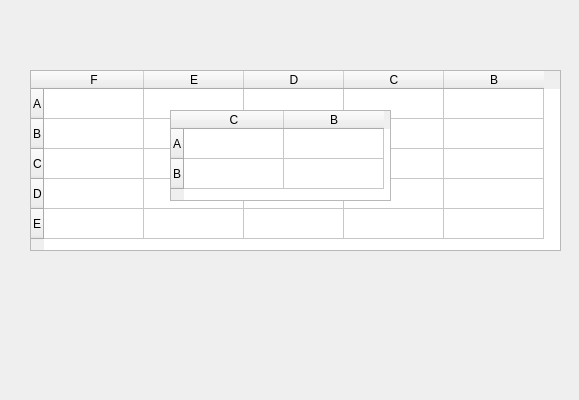
Qt form observationtable.ui (University-of-Utah-CS3505/a9-edu-app-DDDragonz) before a commit.
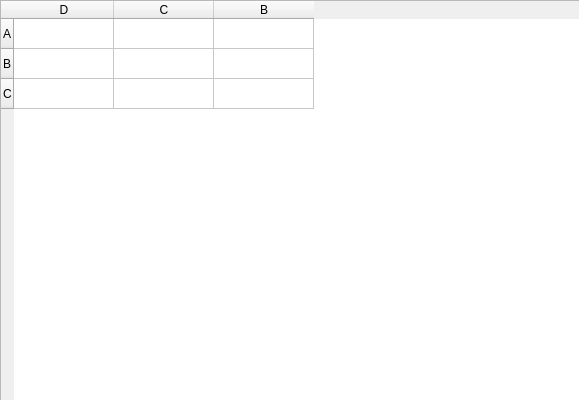
The same form after that commit.

Commit message: Updated observation table ui design

```diff
--- a/observationtable.ui
+++ b/observationtable.ui
@@ -11,15 +11,15 @@
    </rect>
   </property>
   <property name="windowTitle">
-   <string>Form</string>
+   <string>Observation Table</string>
   </property>
   <widget class="QTableWidget" name="levelOneTable">
    <property name="geometry">
     <rect>
-     <x>170</x>
-     <y>110</y>
-     <width>221</width>
-     <height>91</height>
+     <x>0</x>
+     <y>0</y>
+     <width>581</width>
+     <height>401</height>
     </rect>
    </property>
    <row>
@@ -126,10 +126,10 @@
   <widget class="QTableWidget" name="levelTwoTable">
    <property name="geometry">
     <rect>
-     <x>120</x>
-     <y>90</y>
-     <width>321</width>
-     <height>121</height>
+     <x>0</x>
+     <y>0</y>
+     <width>581</width>
+     <height>401</height>
     </rect>
    </property>
    <row>
@@ -343,10 +343,10 @@
   <widget class="QTableWidget" name="levelThreeTable">
    <property name="geometry">
     <rect>
-     <x>70</x>
-     <y>80</y>
-     <width>421</width>
-     <height>151</height>
+     <x>0</x>
+     <y>0</y>
+     <width>581</width>
+     <height>401</height>
     </rect>
    </property>
    <row>
@@ -677,10 +677,10 @@
   <widget class="QTableWidget" name="levelFourTable">
    <property name="geometry">
     <rect>
-     <x>30</x>
-     <y>70</y>
-     <width>531</width>
-     <height>181</height>
+     <x>0</x>
+     <y>0</y>
+     <width>571</width>
+     <height>401</height>
     </rect>
    </property>
    <row>
@@ -1138,10 +1138,10 @@
     </property>
    </item>
   </widget>
-  <zorder>levelTwoTable</zorder>
   <zorder>levelThreeTable</zorder>
   <zorder>levelFourTable</zorder>
   <zorder>levelOneTable</zorder>
+  <zorder>levelTwoTable</zorder>
  </widget>
  <resources/>
  <connections/>
```
